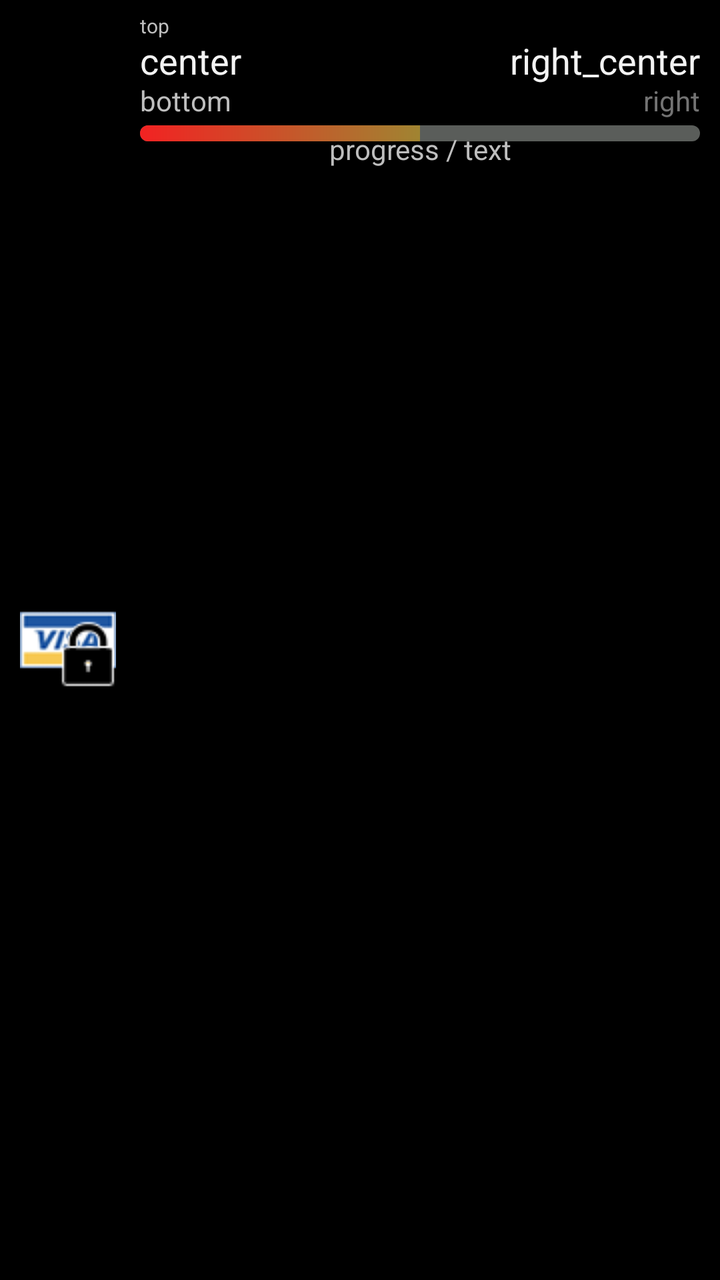
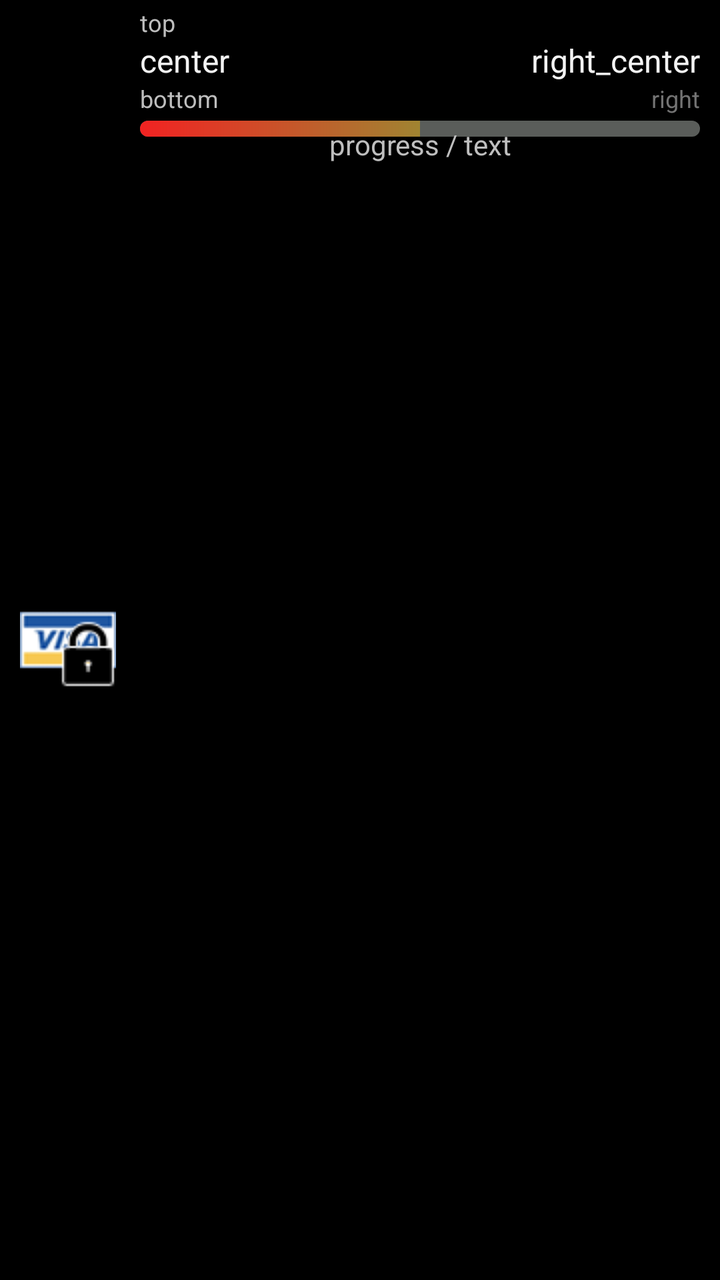

An Android layout rendered at two revisions. The XML below is the earlier revision; the diff shows what the commit changed to produce the second picture.
<!-- AndroidManifest.xml: application theme AppTheme -->
<!-- res/layout/generic_list_item_2.xml -->
<?xml version="1.0" encoding="utf-8"?>
<RelativeLayout xmlns:android="http://schemas.android.com/apk/res/android"
	android:paddingLeft="0dip" android:paddingRight="10dp"
	android:layout_height="wrap_content" android:layout_width="fill_parent">

	<ImageView android:id="@+id/icon" android:layout_width="wrap_content"
		android:layout_height="wrap_content" android:paddingLeft="10dp"
		android:paddingRight="10dp" android:src="@drawable/account_type_card_visa"
		android:layout_centerVertical="true"
		/>

	<ImageView android:id="@+id/active_icon" android:src="@drawable/icon_lock"
		android:layout_width="wrap_content" android:layout_height="wrap_content"
		android:paddingLeft="10dp" android:paddingRight="10dp"
		android:layout_centerVertical="true"
		/>

	<View android:id="@+id/divider" android:layout_width="2dp"
		android:layout_toRightOf="@id/icon" android:background="@drawable/divider_vertical_dark"
		android:layout_height="fill_parent" />

	<TextView android:layout_width="wrap_content"
		android:layout_height="wrap_content" android:singleLine="true"
		android:id="@+id/top" android:text="top" android:textSize="10sp"
		android:paddingTop="6sp" android:layout_toRightOf="@+id/divider"/>

	<LinearLayout android:layout_height="wrap_content"
		android:id="@+id/layout" android:layout_alignLeft="@id/top"
		android:layout_below="@id/top" android:layout_width="fill_parent"
		android:layout_marginTop="-2sp"
		android:layout_marginBottom="-2sp">
		<TextView android:id="@+id/center" android:text="center"
			android:singleLine="true" android:layout_width="wrap_content"
			android:layout_weight="1" android:layout_height="wrap_content"
			android:textAppearance="@android:style/TextAppearance.Medium" />

		<TextView
			android:id="@+id/right_center"
			android:layout_width="wrap_content"
			android:layout_height="fill_parent"
			android:gravity="bottom"
			android:paddingLeft="5dp"
			android:singleLine="true"
			android:text="right_center"
			android:textAppearance="@android:style/TextAppearance.Medium" />
	</LinearLayout>

	<LinearLayout android:layout_height="wrap_content"
		android:id="@+id/layout1" android:layout_width="fill_parent"
		android:layout_marginBottom="3sp" android:layout_alignLeft="@id/layout"
		android:layout_below="@id/layout">

		<TextView android:id="@+id/bottom"
			android:text="bottom"
			android:layout_width="wrap_content" android:singleLine="true"
			android:layout_height="wrap_content" android:layout_weight="1"
			android:textAppearance="@android:style/TextAppearance.Small"/>

		<TextView
			android:id="@+id/right"
			style="@style/TextAppearance.BalanceAmount"
			android:layout_width="wrap_content"
			android:layout_height="wrap_content"
			android:paddingLeft="5dp"
			android:singleLine="true"
			android:text="right" />
	</LinearLayout>

	<ProgressBar android:id="@+id/progress" android:max="100"
		android:layout_alignParentRight="true" android:layout_width="fill_parent"
		android:progress="50"
		android:layout_marginBottom="2sp"
		android:layout_height="8dp" style="@style/ProgressBarBudget" android:layout_alignLeft="@id/layout1" android:layout_below="@id/layout1"/>

	<TextView android:id="@+id/progress_text" android:text="progress / text"
		android:layout_alignParentRight="true" android:layout_width="fill_parent"
		android:gravity="center" android:textAppearance="?android:attr/textAppearanceSmall"
		android:layout_height="24dp" android:layout_alignLeft="@id/layout1" android:layout_below="@id/layout1"/>

</RelativeLayout>
<!-- resources referenced by this layout -->
<resources>
  <!-- drawable account_type_card_visa: png bitmap (drawable-mdpi, 1879 bytes) -->
  <!-- drawable divider_vertical_dark: png bitmap (drawable-mdpi, 202 bytes) -->
  <!-- drawable icon_lock: png bitmap (drawable-mdpi, 912 bytes) -->
  <style name="ProgressBarBudget" parent="@android:style/Widget.ProgressBar.Horizontal">
          <item name="android:progressDrawable">@drawable/progress_horizontal_budget</item>
          <item name="android:minHeight">12dip</item>
          <item name="android:maxHeight">12dip</item>
      </style>
  <style name="TextAppearance.BalanceAmount" parent="android:TextAppearance.Small">
          <item name="android:textColor">#737373</item>
      </style>
  <style name="AppTheme" parent="android:Theme" />
  <!-- drawable progress_horizontal_budget (drawable) -->
  <?xml version="1.0" encoding="utf-8"?>
  <layer-list xmlns:android="http://schemas.android.com/apk/res/android">
      
      <item android:id="@android:id/background">
          <shape>
              <corners android:radius="5dip" />
              <gradient
                      android:startColor="#ff5a5d5a"
                      android:centerColor="#ff5a5d5a"
                      android:centerY="0.75"
                      android:endColor="#ff5a5d5a"
                      android:angle="270"
              />
              
          </shape>
      </item>
      
      <item android:id="@android:id/secondaryProgress">
          <clip>
              <shape>
                  <corners android:radius="5dip" />
                  <gradient
                          android:startColor="#80ffd300"
                          android:centerColor="#80ffb600"
                          android:centerY="0.75"
                          android:endColor="#a0ffcb00"
                          android:angle="270"
                  />
              </shape>
          </clip>
      </item>
      
      <item android:id="@android:id/progress">
          <clip>
              <shape>
                  <corners android:radius="5dip" />
                  <gradient
                          android:startColor="#fff22222"
                          android:centerColor="#ff77b539"
                          android:centerY="0.75"
                          android:endColor="#ff39b54a"
                          android:angle="0"
                  />
              </shape>
          </clip>
      </item>
      
  </layer-list>
</resources>

<!-- the commit's change to res/layout/generic_list_item_2.xml (unified diff, before → after) -->
@@ -15,46 +15,44 @@
 		android:layout_centerVertical="true"
 		/>
 
-	<View android:id="@+id/divider" android:layout_width="2dp"
-		android:layout_toRightOf="@id/icon" android:background="@drawable/divider_vertical_dark"
-		android:layout_height="fill_parent" />
-
 	<TextView android:layout_width="wrap_content"
 		android:layout_height="wrap_content" android:singleLine="true"
-		android:id="@+id/top" android:text="top" android:textSize="10sp"
-		android:paddingTop="6sp" android:layout_toRightOf="@+id/divider"/>
+		android:id="@+id/top" android:text="top" android:textAppearance="@style/ListSecondary"
+		android:layout_marginTop="3sp"
+		android:layout_marginLeft="2sp"
+		android:layout_toRightOf="@+id/icon"/>
 
 	<LinearLayout android:layout_height="wrap_content"
 		android:id="@+id/layout" android:layout_alignLeft="@id/top"
 		android:layout_below="@id/top" android:layout_width="fill_parent"
-		android:layout_marginTop="-2sp"
-		android:layout_marginBottom="-2sp">
+		>
 		<TextView android:id="@+id/center" android:text="center"
 			android:singleLine="true" android:layout_width="wrap_content"
 			android:layout_weight="1" android:layout_height="wrap_content"
-			android:textAppearance="@android:style/TextAppearance.Medium" />
+			android:textAppearance="@style/ListPrimary" />
 
 		<TextView
 			android:id="@+id/right_center"
 			android:layout_width="wrap_content"
-			android:layout_height="fill_parent"
+			android:layout_height="wrap_content"
 			android:gravity="bottom"
 			android:paddingLeft="5dp"
 			android:singleLine="true"
 			android:text="right_center"
-			android:textAppearance="@android:style/TextAppearance.Medium" />
+			android:textAppearance="@style/ListPrimary" />
 	</LinearLayout>
 
 	<LinearLayout android:layout_height="wrap_content"
 		android:id="@+id/layout1" android:layout_width="fill_parent"
-		android:layout_marginBottom="3sp" android:layout_alignLeft="@id/layout"
+		android:layout_alignLeft="@id/layout"
 		android:layout_below="@id/layout">
 
 		<TextView android:id="@+id/bottom"
 			android:text="bottom"
 			android:layout_width="wrap_content" android:singleLine="true"
 			android:layout_height="wrap_content" android:layout_weight="1"
-			android:textAppearance="@android:style/TextAppearance.Small"/>
+			android:layout_marginBottom="3sp"
+			android:textAppearance="@style/ListSecondary"/>
 
 		<TextView
 			android:id="@+id/right"
<!-- resource entries referenced after the edit -->
@@ -1,8 +1,13 @@
 <!-- resources referenced by this layout -->
 <resources>
   <!-- drawable account_type_card_visa: png bitmap (drawable-mdpi, 1879 bytes) -->
-  <!-- drawable divider_vertical_dark: png bitmap (drawable-mdpi, 202 bytes) -->
   <!-- drawable icon_lock: png bitmap (drawable-mdpi, 912 bytes) -->
+  <style name="ListPrimary" parent="android:TextAppearance.Medium">
+  		<item name="android:textSize">16sp</item>
+  	</style>
+  <style name="ListSecondary" parent="android:TextAppearance.Small">
+  		<item name="android:textSize">12sp</item>
+  	</style>
   <style name="ProgressBarBudget" parent="@android:style/Widget.ProgressBar.Horizontal">
           <item name="android:progressDrawable">@drawable/progress_horizontal_budget</item>
           <item name="android:minHeight">12dip</item>
@@ -10,6 +15,7 @@
       </style>
   <style name="TextAppearance.BalanceAmount" parent="android:TextAppearance.Small">
           <item name="android:textColor">#737373</item>
+  		<item name="android:textSize">12sp</item>
       </style>
   <style name="AppTheme" parent="android:Theme" />
   <!-- drawable progress_horizontal_budget (drawable) -->
